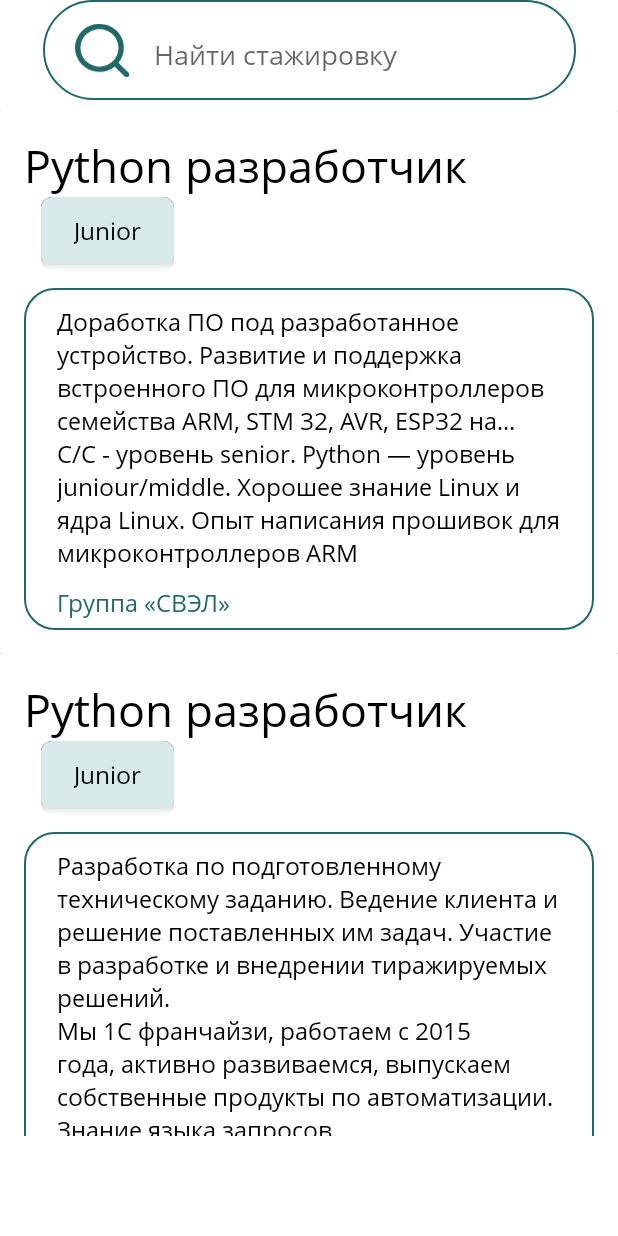
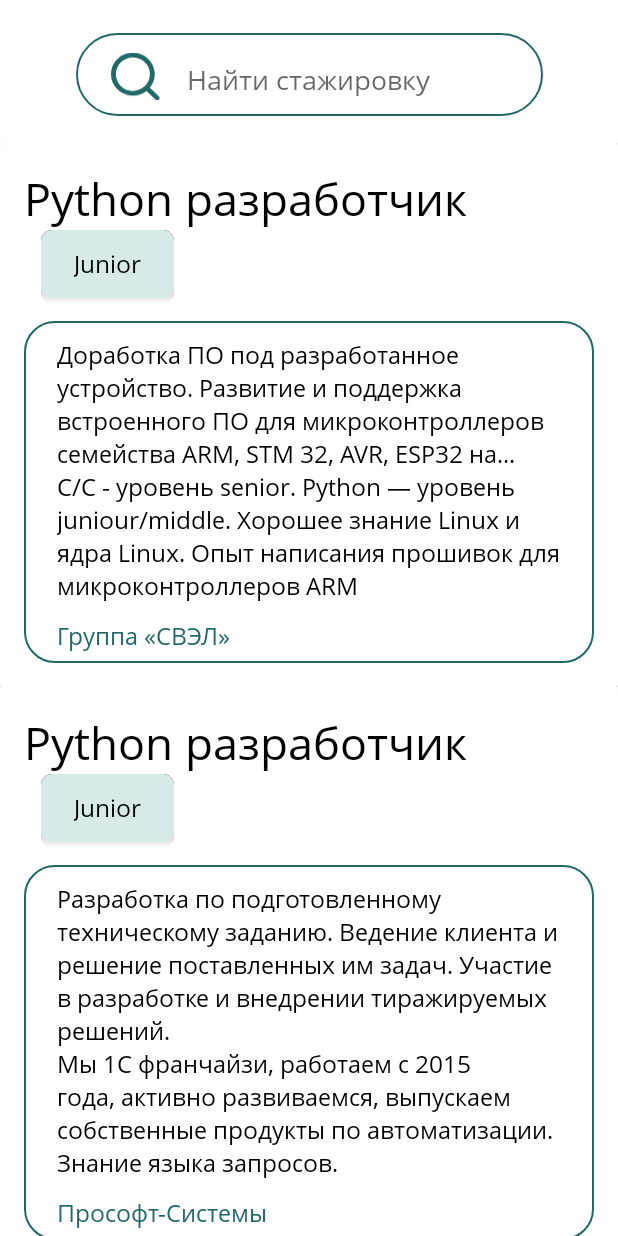
Before and after one commit to Lonti6/Traineeship, an Android app: the fragment SearchFragment shown on its own in the app's theme, on a phone screen of 412 x 824 dp. Run offline under Robolectric (Android 15) with nearby library versions, the light colour scheme and no system bars; libraries missing offline, so code that uses them is left out: org.apmem.tools; plain views replace FlowLayout; 3 statements that could not run were skipped.

Commit message:
сделал боковую панель

```diff
--- a/app/build.gradle
+++ b/app/build.gradle
@@ -62,4 +62,10 @@ dependencies {
     implementation 'com.squareup.retrofit2:converter-gson:2.9.0'
 
     implementation "androidx.cardview:cardview:1.0.0"
+
+    implementation 'com.android.support:appcompat-v7:21.0.3'
+
+    implementation('com.mikepenz.materialdrawer:library:0.9.5@aar') {
+        transitive = true
+    }
 }
--- a/app/src/main/res/layout/fragment_autorization.xml
+++ b/app/src/main/res/layout/fragment_autorization.xml
@@ -145,6 +145,7 @@
             android:layout_toEndOf="@+id/no_acc_text"
             android:fontFamily="@font/open_sans"
             android:onClick="setRegistrationScreen"
+            android:paddingLeft="2pt"
             android:text="@string/registration" />
 
         <TextView
--- a/app/src/main/res/layout/fragment_search.xml
+++ b/app/src/main/res/layout/fragment_search.xml
@@ -9,9 +9,9 @@
 
     <RelativeLayout
         android:id="@+id/relativeLayout"
-        android:layout_width="160pt"
-        android:layout_height="30pt"
-        android:layout_marginTop="0pt"
+        android:layout_width="140pt"
+        android:layout_height="25pt"
+        android:layout_marginTop="10pt"
         android:background="@drawable/border_style_gray"
         android:paddingLeft="5pt"
         app:layout_constraintEnd_toEndOf="parent"
@@ -37,8 +37,8 @@
             android:layout_width="20pt"
             android:layout_height="20pt"
             android:layout_marginLeft="3pt"
-            android:layout_marginTop="5pt"
-            android:padding="3dp"
+            android:layout_marginTop="3pt"
+            android:padding="5dp"
             android:src="@drawable/search_icon" />
     </RelativeLayout>
 
@@ -46,8 +46,8 @@
         android:id="@+id/rv"
         android:layout_width="match_parent"
         android:layout_height="match_parent"
-        android:layout_marginTop="33pt"
-        android:layout_marginBottom="30pt"
+        android:layout_marginTop="43pt"
+        android:layout_marginBottom="0pt"
         app:layout_constraintBottom_toBottomOf="parent"
         app:layout_constraintTop_toBottomOf="@+id/relativeLayout" />
 
```
Also changed, not shown: app/src/main/java/ru/work/trainsheep/MainActivity.java (+61 -4 lines), app/src/main/res/drawable/ic_message.xml (added, +10 -0 lines), app/src/main/res/drawable/settings_icon.xml (added, +14 -0 lines), app/src/main/res/layout/activity_main.xml (+14 -5 lines), app/src/main/res/layout/drawer_header.xml (added, +8 -0 lines), app/src/main/res/drawable/header.png (added), app/src/main/res/drawable/ic_message.png (deleted).
